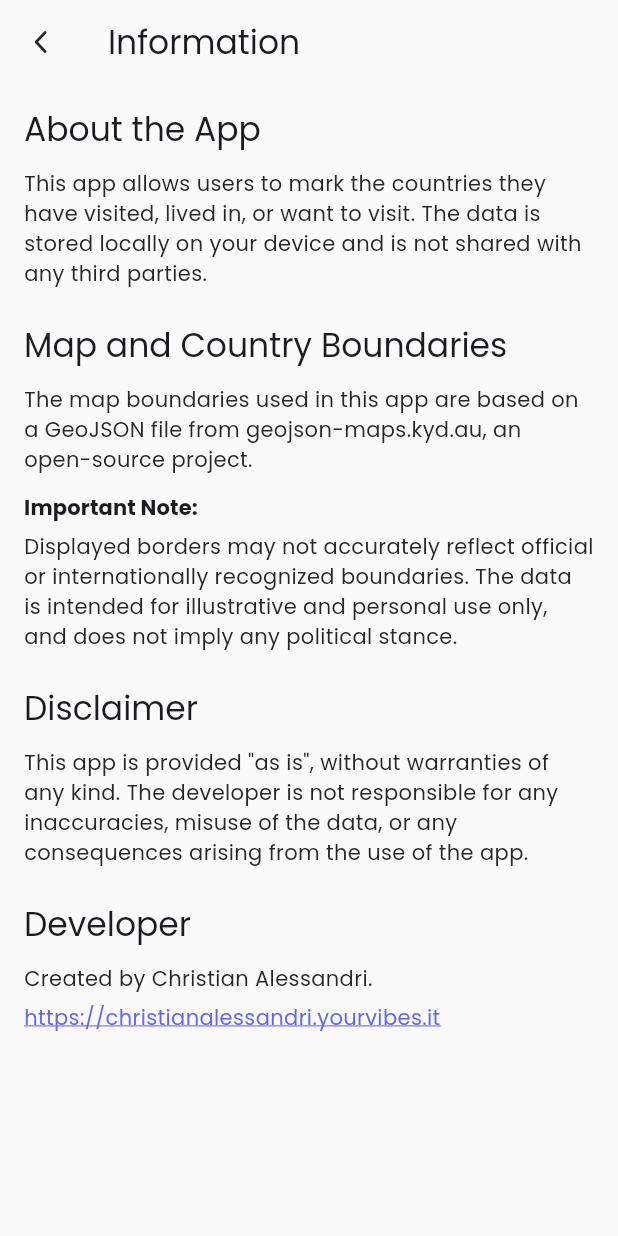
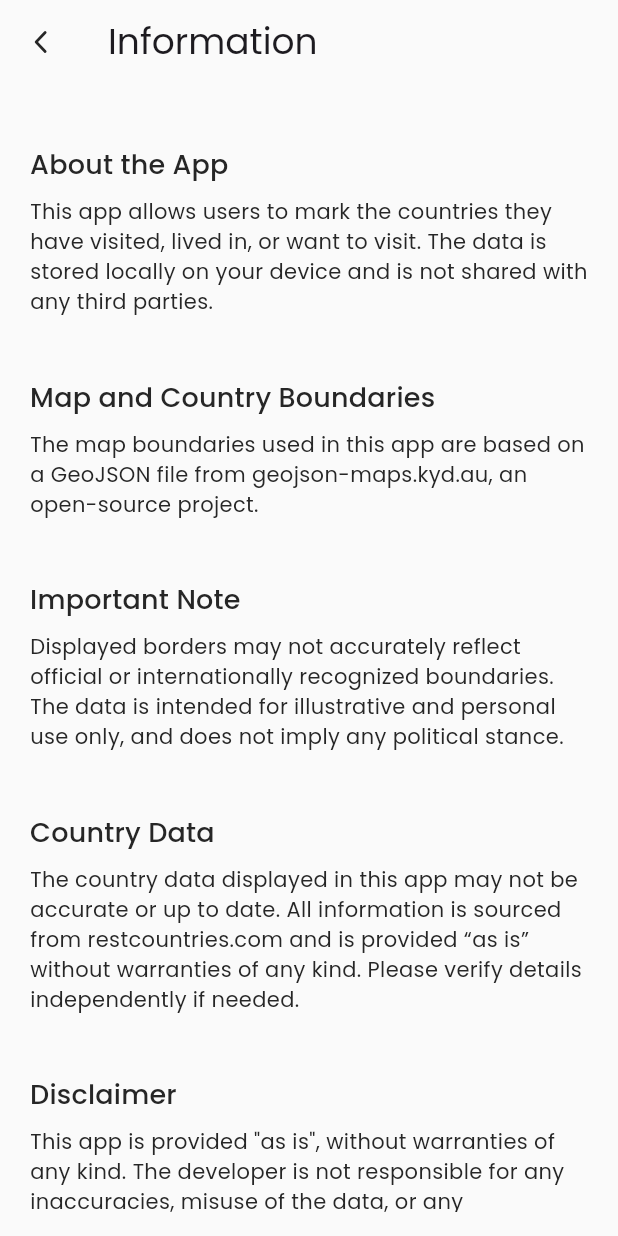
Before and after one commit to ChristianAlessandri/yourworld, a Flutter app: the InfoScreen screen opened directly, on a phone screen of 412 x 824 dp. Run offline on Flutter 3.47's test engine with Material 3 defaults, Android fonts, the phone set to English and light mode, and no system bars; our stand-ins replace fluentui_system_icons, flutter_map, google_fonts, hive, hive_flutter, latlong2 and 2 more; accounts and stored records are empty; statements that could not run were skipped.

Commit message:
added general countries data

```diff
--- a/lib/core/services/country_service.dart
+++ b/lib/core/services/country_service.dart
@@ -1,5 +1,5 @@
 import 'dart:convert';
-
+import 'package:http/http.dart' as http;
 import 'package:flutter/material.dart';
 import 'package:flutter/services.dart';
 import 'package:flutter_map/flutter_map.dart';
@@ -150,4 +150,16 @@ class CountryService {
       borderStrokeWidth: 1.0,
     );
   }
+
+  Future<Map<String, dynamic>?> fetchCountryDetails(String isoA2) async {
+    final url = Uri.parse('https://restcountries.com/v3.1/alpha/$isoA2');
+
+    final response = await http.get(url);
+    if (response.statusCode == 200) {
+      final List data = json.decode(response.body);
+      return data.isNotEmpty ? data[0] : null;
+    } else {
+      return null;
+    }
+  }
 }
--- a/lib/presentation/screens/info_screen.dart
+++ b/lib/presentation/screens/info_screen.dart
@@ -13,86 +13,86 @@ class InfoScreen extends StatelessWidget {
     }
   }
 
+  Widget _sectionTitle(BuildContext context, String text) {
+    return Padding(
+      padding: const EdgeInsets.only(bottom: 8.0, top: 24),
+      child: Text(text, style: Theme.of(context).textTheme.titleMedium),
+    );
+  }
+
+  Widget _paragraph(BuildContext context, String text) {
+    return Padding(
+      padding: const EdgeInsets.only(bottom: 16.0),
+      child: Text(
+        text,
+        style: Theme.of(context).textTheme.bodyMedium?.copyWith(height: 1.4),
+      ),
+    );
+  }
+
   @override
   Widget build(BuildContext context) {
-    final textTheme = Theme.of(context).textTheme;
+    final brightness = Theme.of(context).brightness;
+    final isDark = brightness == Brightness.dark;
 
     return Scaffold(
       appBar: AppBar(
-        title:
-            Text('Information', style: Theme.of(context).textTheme.titleLarge),
+        title: Text(
+          'Information',
+          style: Theme.of(context).textTheme.headlineSmall,
+        ),
         backgroundColor: Colors.transparent,
+        elevation: 0,
         leading: IconButton(
-          icon: Icon(FluentIcons.chevron_left_20_filled,
-              color: Theme.of(context).brightness == Brightness.dark
-                  ? AppColors.darkTextPrimary
-                  : AppColors.lightTextPrimary),
+          icon: Icon(
+            FluentIcons.chevron_left_20_filled,
+            color:
+                isDark ? AppColors.darkTextPrimary : AppColors.lightTextPrimary,
+          ),
           onPressed: () => Navigator.of(context).pop(),
+          tooltip: 'Back',
         ),
       ),
       body: Padding(
-        padding: const EdgeInsets.all(16),
+        padding: const EdgeInsets.symmetric(horizontal: 20, vertical: 16),
         child: ListView(
+          physics: const BouncingScrollPhysics(),
           children: [
-            Text(
-              'About the App',
-              style: textTheme.titleLarge,
+            _sectionTitle(context, 'About the App'),
+            _paragraph(
+              context,
+              'This app allows users to mark the countries they have visited, lived in, or want to visit. The data is stored locally on your device and is not shared with any third parties.',
             ),
-            const SizedBox(height: 12),
-            Text(
-              'This app allows users to mark the countries they have visited, lived in, or want to visit. The data is stored locally on your device and is not shared with any third parties.',
-              style: textTheme.bodyMedium,
+            _sectionTitle(context, 'Map and Country Boundaries'),
+            _paragraph(
+              context,
+              'The map boundaries used in this app are based on a GeoJSON file from geojson-maps.kyd.au, an open-source project.',
             ),
-            const SizedBox(height: 24),
-            Text(
-              'Map and Country Boundaries',
-              style: textTheme.titleLarge,
+            _sectionTitle(context, 'Important Note'),
+            _paragraph(
+              context,
+              'Displayed borders may not accurately reflect official or internationally recognized boundaries. The data is intended for illustrative and personal use only, and does not imply any political stance.',
             ),
-            const SizedBox(height: 12),
-            Text(
-              'The map boundaries used in this app are based on a GeoJSON file from geojson-maps.kyd.au, an open-source project.',
-              style: textTheme.bodyMedium,
+            _sectionTitle(context, 'Country Data'),
+            _paragraph(
+              context,
+              'The country data displayed in this app may not be accurate or up to date. All information is sourced from restcountries.com and is provided “as is” without warranties of any kind. Please verify details independently if needed.',
             ),
-            const SizedBox(height: 12),
-            Text(
-              'Important Note:',
-              style:
-                  textTheme.titleSmall?.copyWith(fontWeight: FontWeight.bold),
+            _sectionTitle(context, 'Disclaimer'),
+            _paragraph(
+              context,
+              'This app is provided "as is", without warranties of any kind. The developer is not responsible for any inaccuracies, misuse of the data, or any consequences arising from the use of the app.',
             ),
-            const SizedBox(height: 6),
-            Text(
-              'Displayed borders may not accurately reflect official or internationally recognized boundaries. The data is intended for illustrative and personal use only, and does not imply any political stance.',
-              style: textTheme.bodyMedium,
-            ),
-            const SizedBox(height: 24),
-            Text(
-              'Disclaimer',
-              style: textTheme.titleLarge,
-            ),
-            const SizedBox(height: 12),
-            Text(
-              'This app is provided "as is", without warranties of any kind. The developer is not responsible for any inaccuracies, misuse of the data, or any consequences arising from the use of the app.',
-              style: textTheme.bodyMedium,
-            ),
-            const SizedBox(height: 24),
-            Text(
-              'Developer',
-              style: textTheme.titleLarge,
-            ),
-            const SizedBox(height: 12),
-            Text(
-              'Created by Christian Alessandri.',
-              style: textTheme.bodyMedium,
-            ),
-            const SizedBox(height: 6),
+            _sectionTitle(context, 'Developer'),
+            _paragraph(context, 'Created by Christian Alessandri.'),
             GestureDetector(
               onTap: _launchURL,
               child: Text(
                 'https://christianalessandri.yourvibes.it',
-                style: textTheme.bodyMedium?.copyWith(
-                  color: Theme.of(context).colorScheme.primary,
-                  decoration: TextDecoration.underline,
-                ),
+                style: Theme.of(context).textTheme.bodyMedium?.copyWith(
+                      color: Theme.of(context).colorScheme.primary,
+                      decoration: TextDecoration.underline,
+                    ),
               ),
             ),
           ],
--- a/pubspec.yaml
+++ b/pubspec.yaml
@@ -1,7 +1,7 @@
 name: yourworld
 description: "Travel tracker"
 publish_to: "none"
-version: 0.1.2+3
+version: 0.1.3+4
 
 environment:
   sdk: ^3.6.0
@@ -21,6 +21,7 @@ dependencies:
   percent_indicator: ^4.2.5
   url_launcher: ^6.3.1
   shared_preferences: ^2.5.3
+  http: ^1.4.0
 
 dev_dependencies:
   flutter_test:
```
Also changed, not shown: lib/presentation/screens/map_screen.dart (+139 -69 lines), pubspec.lock, 2 other files.
